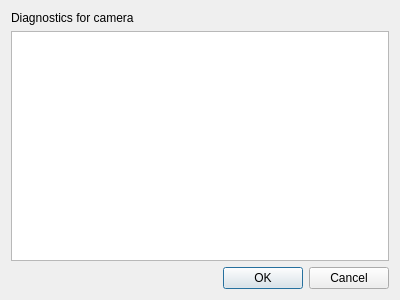
First picture: the form in client/src/ui/dialogs/camera_diagnostics_dialog.ui, repository networkoptix/nx_open, before the edit.
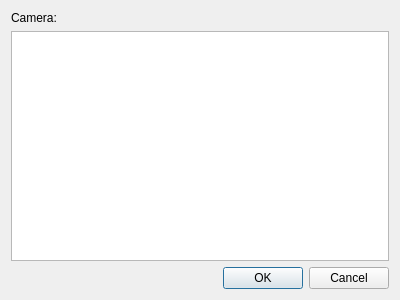
Second picture: the form after the edit.

Diff of the .ui file:
```diff
--- a/client/src/ui/dialogs/camera_diagnostics_dialog.ui
+++ b/client/src/ui/dialogs/camera_diagnostics_dialog.ui
@@ -17,7 +17,7 @@
    <item>
     <widget class="QLabel" name="titleLabel">
      <property name="text">
-      <string>Diagnostics for camera</string>
+      <string>Camera:</string>
      </property>
     </widget>
    </item>
```
